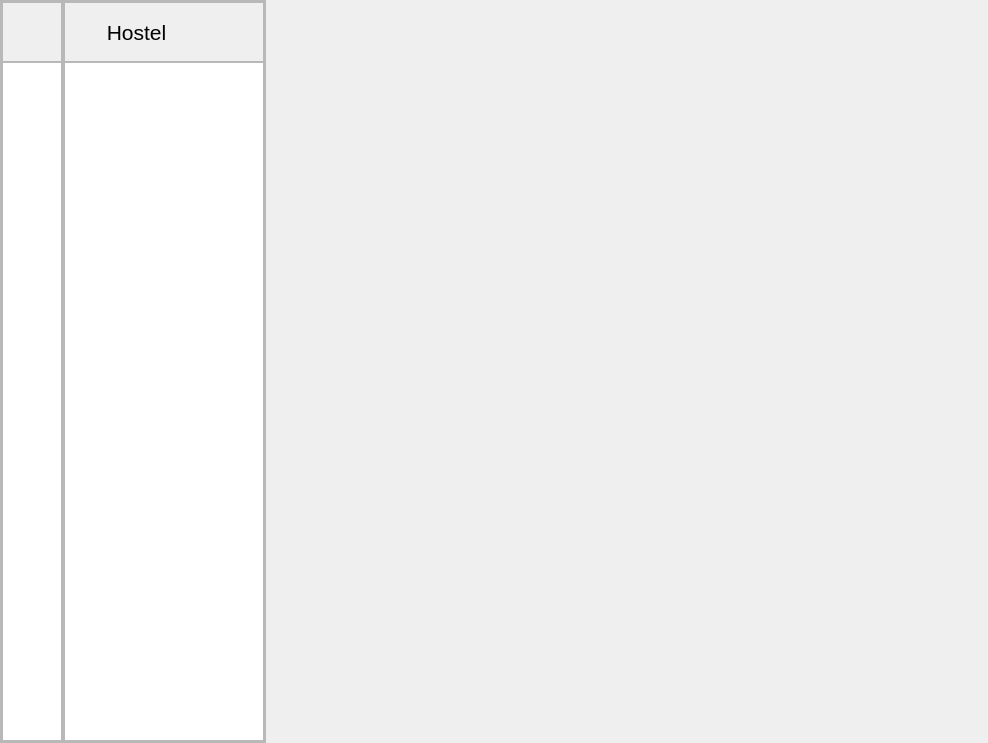
This is ui_files/application_window.ui in xbryan25/hotel-management-system as Qt 5 draws it before an edit. The edited form follows.
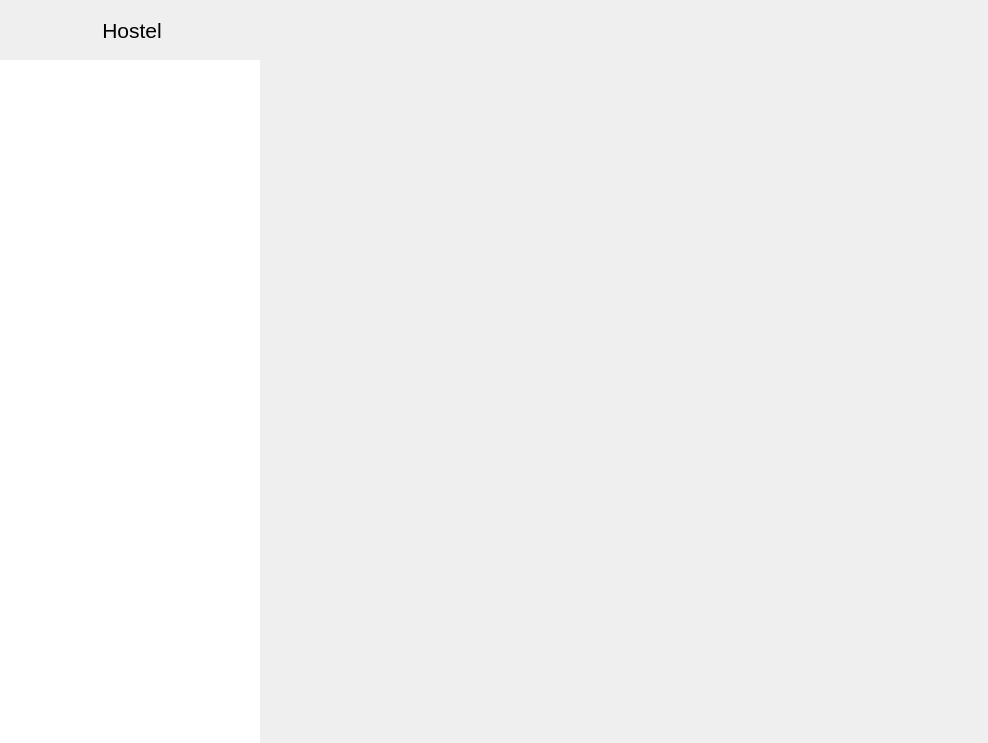
This is the edited form.

Commit message: ui(sidebar): make each list item touch the border

Patch:
```diff
--- a/ui_files/application_window.ui
+++ b/ui_files/application_window.ui
@@ -42,7 +42,7 @@
        <string notr="true"/>
       </property>
       <property name="frameShape">
-       <enum>QFrame::StyledPanel</enum>
+       <enum>QFrame::NoFrame</enum>
       </property>
       <property name="frameShadow">
        <enum>QFrame::Raised</enum>
@@ -72,7 +72,7 @@
           </size>
          </property>
          <property name="frameShape">
-          <enum>QFrame::StyledPanel</enum>
+          <enum>QFrame::NoFrame</enum>
          </property>
          <property name="frameShadow">
           <enum>QFrame::Raised</enum>
@@ -104,6 +104,9 @@
             <property name="mouseTracking">
              <bool>true</bool>
             </property>
+            <property name="frameShape">
+             <enum>QFrame::NoFrame</enum>
+            </property>
            </widget>
           </item>
           <item row="0" column="0">
@@ -121,7 +124,7 @@
              </size>
             </property>
             <property name="frameShape">
-             <enum>QFrame::StyledPanel</enum>
+             <enum>QFrame::NoFrame</enum>
             </property>
             <property name="frameShadow">
              <enum>QFrame::Raised</enum>
@@ -173,7 +176,7 @@
           </size>
          </property>
          <property name="frameShape">
-          <enum>QFrame::StyledPanel</enum>
+          <enum>QFrame::NoFrame</enum>
          </property>
          <property name="frameShadow">
           <enum>QFrame::Raised</enum>
@@ -209,7 +212,7 @@
              </size>
             </property>
             <property name="frameShape">
-             <enum>QFrame::StyledPanel</enum>
+             <enum>QFrame::NoFrame</enum>
             </property>
             <property name="frameShadow">
              <enum>QFrame::Raised</enum>
@@ -281,6 +284,9 @@
             <property name="mouseTracking">
              <bool>true</bool>
             </property>
+            <property name="frameShape">
+             <enum>QFrame::NoFrame</enum>
+            </property>
            </widget>
           </item>
          </layout>
```
The commit also changes 3 other files.
